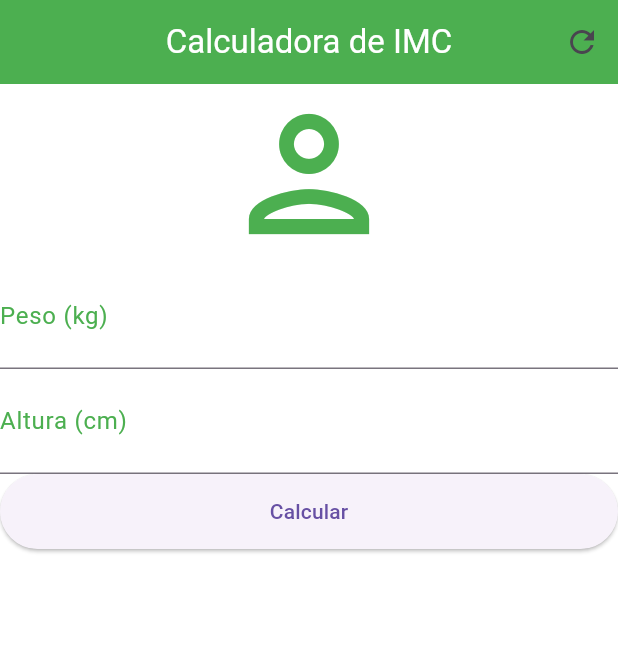
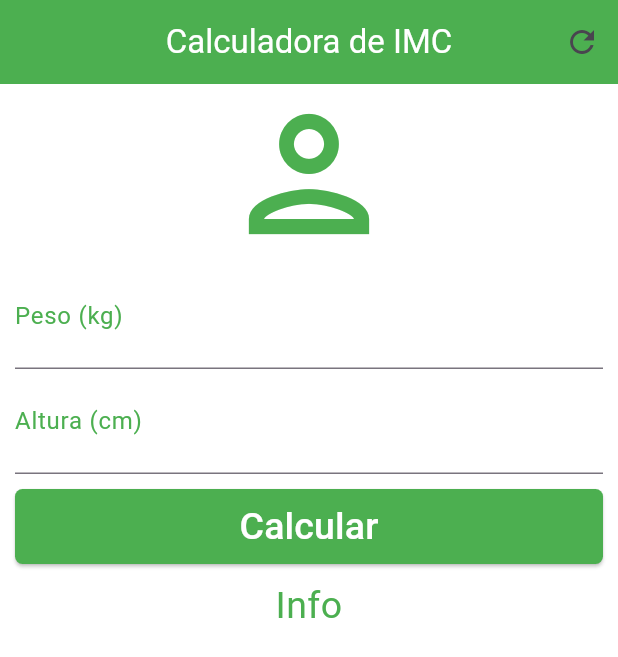
Before and after one commit to abigailmvlima/calculadora_imc, a Flutter app: the screen it shows after launch, on a phone screen of 412 x 824 dp. Shown: the top 657 px of the screen. Run offline on Flutter 3.47's test engine with Material 3 defaults, Android fonts, the phone set to English and light mode, and no system bars.

Commit message:
arrumei espacamentos

```diff
--- a/lib/main.dart
+++ b/lib/main.dart
@@ -34,7 +34,9 @@ class _HomeState extends State<Home> {
         ],
       ),
       backgroundColor: Colors.white,
-      body: Column(
+      body: SingleChildScrollView(
+        padding: const EdgeInsets.fromLTRB(10.0, 0.0, 10.0, 0.0),
+        child: Column(
           crossAxisAlignment: CrossAxisAlignment.stretch,
           children: [
             const Icon(Icons.person_outlined, size: 120.0, color: Colors.green),
@@ -56,12 +58,30 @@ class _HomeState extends State<Home> {
               textAlign: TextAlign.center,
               style: TextStyle(color: Colors.green, fontSize: 25.0),
             ),
-          SizedBox(
+            Padding(
+                padding: const EdgeInsets.only(top: 10.0, bottom: 10.0),
+                child: SizedBox(
                   height: 50.0,
-            child: ElevatedButton(onPressed: () {}, child: const Text("Calcular"),)
-          )
+                  child: ElevatedButton(
+                    style: ElevatedButton.styleFrom(
+                      backgroundColor: Colors.green,
+                      shape: RoundedRectangleBorder(
+                        borderRadius: BorderRadius.circular(5),
+                      ),
+                    ),
+                    onPressed: () {},
+                    child: const Text(
+                      "Calcular",
+                      style: TextStyle(color: Colors.white, fontSize: 25.0),
+                    ),
+                  ),
+                ),
+            ),
+            const Text("Info", textAlign: TextAlign.center, style: TextStyle(color: Colors.green, fontSize: 25.0),
+            ),
           ],
         ),
+      )
     );
   }
 }
```
Lines whose indentation alone changed are shown as unchanged.
